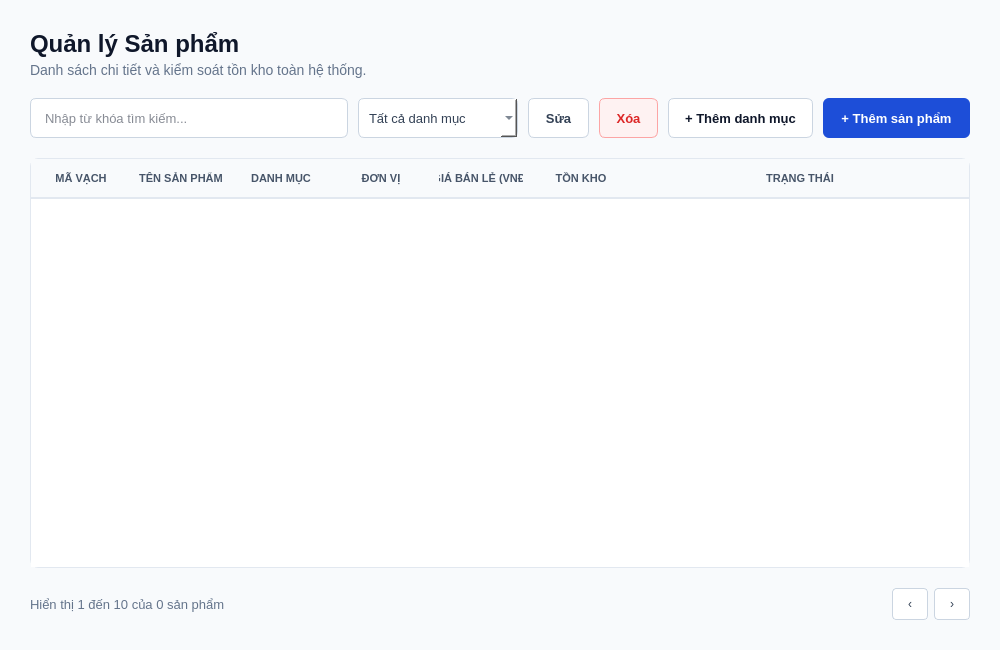
This is src/gui/tabs/products.ui in letrankhang/Supermarket_Manager as Qt 5 draws it before an edit. The edited form follows.
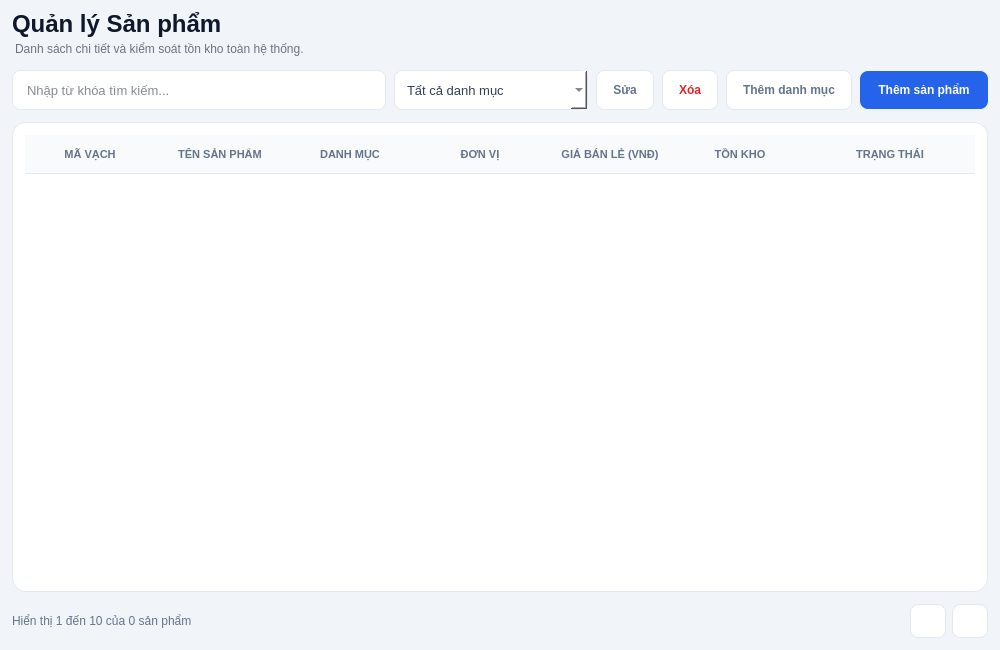
This is the edited form.

Commit message: feat: thêm chức năng product, import

What changed in the file:
```diff
--- a/src/gui/tabs/products.ui
+++ b/src/gui/tabs/products.ui
@@ -11,33 +11,337 @@
    </rect>
   </property>
   <property name="styleSheet">
-   <string notr="true">background-color: #f8fafc;</string>
+   <string notr="true">
+QWidget#SanPhamTab {
+    background-color: #f1f5f9;
+    color: #0f172a;
+    font-family: &quot;Segoe UI&quot;, Arial, sans-serif;
+}
+QLabel {
+    background-color: transparent;
+    border: none;
+    color: #0f172a;
+}
+
+QLabel#lblTitle {
+    color: #0f172a;
+    padding: 0px;
+    margin: 0px;
+}
+QLabel#lblSubtitle {
+    color: #6b7280;
+    font-size: 12px;
+    font-weight: normal;
+    margin-top: 4px;
+}
+
+QFrame#frameHeader,
+QFrame#frameToolbar,
+QFrame#framePagination {
+    background-color: transparent;
+    border: none;
+}
+
+QLineEdit#edtSearch {
+    background-color: #ffffff;
+    border: 1px solid #e2e8f0;
+    border-radius: 8px;
+    padding: 0px 12px;
+    min-height: 38px;
+    font-size: 13px;
+    color: #0f172a;
+}
+QLineEdit#edtSearch:focus {
+    border: 1px solid #1d4ed8;
+}
+QComboBox#cbDanhMuc {
+    background-color: #ffffff;
+    border: 1px solid #e2e8f0;
+    border-radius: 8px;
+    padding: 0px 12px;
+    min-width: 150px;
+    min-height: 38px;
+    font-size: 13px;
+    color: #334155;
+}
+QComboBox#cbDanhMuc:hover {
+    border: 1px solid #1d4ed8;
+    color: #1d4ed8;
+}
+QComboBox#cbDanhMuc QAbstractItemView {
+    background-color: #ffffff;
+    border: 1px solid #e2e8f0;
+    border-radius: 8px;
+    padding: 4px;
+    outline: none;
+    selection-background-color: #eff6ff;
+    selection-color: #1d4ed8;
+}
+
+QPushButton#btnsua,
+QPushButton#btnThemdm {
+    background-color: #ffffff;
+    color: #64748b;
+    border: 1px solid #e2e8f0;
+    border-radius: 8px;
+    padding: 0px 16px;
+    min-height: 38px;
+    font-size: 12px;
+    font-weight: bold;
+}
+QPushButton#btnsua:hover,
+QPushButton#btnThemdm:hover {
+    background-color: #eff6ff;
+    color: #1d4ed8;
+    border: 1px solid #1d4ed8;
+}
+
+QPushButton#btnXoa {
+    background-color: #ffffff;
+    color: #dc2626;
+    border: 1px solid #e2e8f0;
+    border-radius: 8px;
+    padding: 0px 16px;
+    min-height: 38px;
+    font-size: 12px;
+    font-weight: bold;
+}
+QPushButton#btnXoa:hover {
+    background-color: #fef2f2;
+    border: 1px solid #dc2626;
+}
+
+QPushButton#btnThem {
+    background-color: #2563eb;
+    color: #ffffff;
+    border: none;
+    border-radius: 8px;
+    padding: 0px 18px;
+    min-height: 38px;
+    font-size: 12px;
+    font-weight: 700;
+}
+QPushButton#btnThem:hover {
+    background-color: #1d4ed8;
+}
+QPushButton#btnThem:pressed {
+    background-color: #1e40af;
+}
+
+QFrame#frameTable {
+    background-color: #ffffff;
+    border: 1px solid #e2e8f0;
+    border-radius: 14px;
+}
+QTableWidget#tableSanPham {
+    background-color: transparent;
+    border: none;
+    gridline-color: #f1f5f9;
+    font-size: 13px;
+    color: #334155;
+    outline: none;
+}
+QTableWidget#tableSanPham::item {
+    padding: 8px;
+    border-bottom: 1px solid #f1f5f9;
+}
+QTableWidget#tableSanPham::item:selected {
+    background-color: #eff6ff;
+    color: #1d4ed8;
+}
+QHeaderView::section {
+    background-color: #f8fafc;
+    color: #64748b;
+    font-size: 11px;
+    font-weight: 700;
+    padding: 10px 8px;
+    border: none;
+    border-bottom: 1px solid #e2e8f0;
+}
+QTableCornerButton::section {
+    background-color: #f8fafc;
+    border: none;
+}
+
+QLabel[class=&quot;badgeSuccess&quot;] {
+    background-color: #dbeafe;
+    color: #1d4ed8;
+    border-radius: 6px;
+    padding: 3px 10px;
+    font-size: 11px;
+    font-weight: 700;
+}
+QLabel[class=&quot;badgeWarning&quot;] {
+    background-color: #ffedd5;
+    color: #ea580c;
+    border-radius: 6px;
+    padding: 3px 10px;
+    font-size: 11px;
+    font-weight: 700;
+}
+QLabel[class=&quot;badgeDanger&quot;] {
+    background-color: #fee2e2;
+    color: #dc2626;
+    border-radius: 6px;
+    padding: 3px 10px;
+    font-size: 11px;
+    font-weight: 700;
+}
+
+QLabel#lblPage {
+    color: #64748b;
+    font-size: 12px;
+}
+QPushButton#btnPrev,
+QPushButton#btnNext {
+    background-color: #ffffff;
+    color: #334155;
+    border: 1px solid #e2e8f0;
+    border-radius: 8px;
+    min-width: 34px;
+    max-width: 34px;
+    min-height: 32px;
+    max-height: 32px;
+    font-size: 14px;
+    font-weight: bold;
+}
+QPushButton#btnPrev:hover,
+QPushButton#btnNext:hover {
+    background-color: #eff6ff;
+    border: 1px solid #1d4ed8;
+    color: #1d4ed8;
+}
+QPushButton#btnPrev:disabled,
+QPushButton#btnNext:disabled {
+    background-color: #f8fafc;
+    border: 1px solid #e2e8f0;
+    color: #cbd5e1;
+}
+
+QPushButton#PageNumberButton {
+    background-color: #ffffff;
+    color: #334155;
+    border: 1px solid #e2e8f0;
+    border-radius: 8px;
+    min-width: 32px;
+    max-width: 32px;
+    min-height: 32px;
+    max-height: 32px;
+    font-size: 12px;
+    font-weight: bold;
+}
+QPushButton#PageNumberButton:hover {
+    background-color: #eff6ff;
+    border: 1px solid #1d4ed8;
+    color: #1d4ed8;
+}
+QPushButton#PageNumberButton:checked {
+    background-color: #1d4ed8;
+    border: 1px solid #1d4ed8;
+    color: #ffffff;
+}
+QPushButton#PageNumberButton:disabled {
+    background-color: transparent;
+    border: none;
+    color: #94a3b8;
+}
+
+QScrollBar:vertical {
+    background-color: transparent;
+    width: 10px;
+    margin: 0px;
+    border: none;
+}
+QScrollBar::handle:vertical {
+    background-color: #cbd5e1;
+    min-height: 35px;
+    border-radius: 5px;
+}
+QScrollBar::handle:vertical:hover {
+    background-color: #94a3b8;
+}
+QScrollBar::handle:vertical:pressed {
+    background-color: #64748b;
+}
+QScrollBar::add-line:vertical,
+QScrollBar::sub-line:vertical {
+    height: 0px;
+    width: 0px;
+    background: transparent;
+    border: none;
+}
+QScrollBar::up-arrow:vertical,
+QScrollBar::down-arrow:vertical {
+    width: 0px;
+    height: 0px;
+    background: transparent;
+    border: none;
+}
+QScrollBar::add-page:vertical,
+QScrollBar::sub-page:vertical {
+    background: transparent;
+}
+QScrollBar:horizontal {
+    background-color: transparent;
+    height: 10px;
+    margin: 0px;
+    border: none;
+}
+QScrollBar::handle:horizontal {
+    background-color: #cbd5e1;
+    min-width: 35px;
+    border-radius: 5px;
+}
+QScrollBar::handle:horizontal:hover {
+    background-color: #94a3b8;
+}
+QScrollBar::handle:horizontal:pressed {
+    background-color: #64748b;
+}
+QScrollBar::add-line:horizontal,
+QScrollBar::sub-line:horizontal {
+    width: 0px;
+    height: 0px;
+    background: transparent;
+    border: none;
+}
+QScrollBar::left-arrow:horizontal,
+QScrollBar::right-arrow:horizontal {
+    width: 0px;
+    height: 0px;
+    background: transparent;
+    border: none;
+}
+QScrollBar::add-page:horizontal,
+QScrollBar::sub-page:horizontal {
+    background: transparent;
+}</string>
   </property>
   <layout class="QVBoxLayout" name="verticalLayout">
    <property name="spacing">
-    <number>20</number>
+    <number>12</number>
    </property>
    <property name="leftMargin">
-    <number>30</number>
+    <number>12</number>
    </property>
    <property name="topMargin">
-    <number>30</number>
+    <number>10</number>
    </property>
    <property name="rightMargin">
-    <number>30</number>
+    <number>12</number>
    </property>
    <property name="bottomMargin">
-    <number>30</number>
+    <number>12</number>
    </property>
    <item>
     <!-- HEADER TITLE SECTION -->
     <widget class="QFrame" name="frameHeader">
-     <property name="styleSheet">
-      <string notr="true">border: none;</string>
+     <property name="frameShape">
+      <enum>QFrame::Shape::NoFrame</enum>
      </property>
      <layout class="QVBoxLayout" name="verticalLayout_2">
       <property name="spacing">
-       <number>4</number>
+       <number>0</number>
       </property>
       <property name="leftMargin">
        <number>0</number>
@@ -49,12 +353,15 @@
        <number>0</number>
       </property>
       <property name="bottomMargin">
-       <number>0</number>
+       <number>2</number>
       </property>
       <item>
        <widget class="QLabel" name="lblTitle">
-        <property name="styleSheet">
-         <string notr="true">font-size: 24px; font-weight: bold; color: #0f172a;</string>
+        <property name="font">
+         <font>
+          <pointsize>18</pointsize>
+          <bold>true</bold>
+         </font>
         </property>
         <property name="text">
          <string>Quản lý Sản phẩm</string>
@@ -63,9 +370,6 @@
       </item>
       <item>
        <widget class="QLabel" name="lblSubtitle">
-        <property name="styleSheet">
-         <string notr="true">color: #64748b; font-size: 14px;</string>
-        </property>
         <property name="text">
          <string>Danh sách chi tiết và kiểm soát tồn kho toàn hệ thống.</string>
         </property>
@@ -77,12 +381,12 @@
    <item>
     <!-- TOOLBAR SECTION -->
     <widget class="QFrame" name="frameToolbar">
-     <property name="styleSheet">
-      <string notr="true">border: none;</string>
+     <property name="frameShape">
+      <enum>QFrame::Shape::NoFrame</enum>
      </property>
      <layout class="QHBoxLayout" name="horizontalLayout_3">
       <property name="spacing">
-       <number>10</number>
+       <number>8</number>
       </property>
       <property name="leftMargin">
        <number>0</number>
@@ -98,32 +402,18 @@
       </property>
       <item>
        <widget class="QLineEdit" name="edtSearch">
-        <property name="minimumSize">
-         <size>
-          <width>0</width>
-          <height>40</height>
-         </size>
-        </property>
-        <property name="styleSheet">
-         <string notr="true">QLineEdit { border: 1px solid #cbd5e1; border-radius: 6px; padding: 0 12px; background: #ffffff; color: #0f172a; font-size: 13px; }
-QLineEdit:focus { border: 1px solid #1d4ed8; }</string>
-        </property>
         <property name="placeholderText">
          <string>Nhập từ khóa tìm kiếm...</string>
         </property>
+        <property name="clearButtonEnabled">
+         <bool>true</bool>
+        </property>
        </widget>
       </item>
       <item>
        <widget class="QComboBox" name="cbDanhMuc">
-        <property name="minimumSize">
-         <size>
-          <width>160</width>
-          <height>40</height>
-         </size>
-        </property>
-        <property name="styleSheet">
-         <string notr="true">QComboBox { border: 1px solid #cbd5e1; border-radius: 6px; padding: 0 10px; background: #ffffff; color: #334155; font-size: 13px; }
-QComboBox:hover { border-color: #94a3b8; }</string>
+        <property name="cursor">
+         <cursorShape>PointingHandCursor</cursorShape>
         </property>
         <item>
          <property name="text">
@@ -134,19 +424,9 @@
       </item>
       <item>
        <widget class="QPushButton" name="btnsua">
-        <property name="minimumSize">
-         <size>
-          <width>0</width>
-          <height>40</height>
-         </size>
-        </property>
         <property name="cursor">
          <cursorShape>PointingHandCursor</cursorShape>
         </property>
-        <property name="styleSheet">
-         <string notr="true">QPushButton { background-color: #ffffff; border: 1px solid #cbd5e1; color: #334155; border-radius: 6px; padding: 0 16px; font-weight: 600; font-size: 13px; }
-QPushButton:hover { background-color: #f8fafc; border-color: #94a3b8; color: #0f172a; }</string>
-        </property>
         <property name="text">
          <string>Sửa</string>
         </property>
@@ -154,19 +434,9 @@
       </item>
       <item>
        <widget class="QPushButton" name="btnXoa">
-        <property name="minimumSize">
-         <size>
-          <width>0</width>
-          <height>40</height>
-         </size>
-        </property>
         <property name="cursor">
          <cursorShape>PointingHandCursor</cursorShape>
         </property>
-        <property name="styleSheet">
-         <string notr="true">QPushButton { background-color: #fef2f2; border: 1px solid #fca5a5; color: #dc2626; border-radius: 6px; padding: 0 16px; font-weight: 600; font-size: 13px; }
-QPushButton:hover { background-color: #fee2e2; border-color: #f87171; }</string>
-        </property>
         <property name="text">
          <string>Xóa</string>
         </property>
@@ -174,41 +444,33 @@
       </item>
       <item>
        <widget class="QPushButton" name="btnThemdm">
-        <property name="minimumSize">
-         <size>
-          <width>0</width>
-          <height>40</height>
-         </size>
-        </property>
         <property name="cursor">
          <cursorShape>PointingHandCursor</cursorShape>
         </property>
-        <property name="styleSheet">
-         <string notr="true">QPushButton { background-color: #ffffff; border: 1px solid #cbd5e1; color: #0f172a; border-radius: 6px; padding: 0 16px; font-weight: 600; font-size: 13px; }
-QPushButton:hover { background-color: #f8fafc; border-color: #94a3b8; }</string>
-        </property>
         <property name="text">
-         <string>+ Thêm danh mục</string>
+         <string>Thêm danh mục</string>
+        </property>
+        <property name="iconName" stdset="0">
+         <string>fa5s.folder-plus</string>
+        </property>
+        <property name="iconColor" stdset="0">
+         <string>#64748b</string>
         </property>
        </widget>
       </item>
       <item>
        <widget class="QPushButton" name="btnThem">
-        <property name="minimumSize">
-         <size>
-          <width>0</width>
-          <height>40</height>
-         </size>
-        </property>
         <property name="cursor">
          <cursorShape>PointingHandCursor</cursorShape>
         </property>
-        <property name="styleSheet">
-         <string notr="true">QPushButton { background-color: #1d4ed8; color: #ffffff; border: none; border-radius: 6px; padding: 0 18px; font-weight: bold; font-size: 13px; }
-QPushButton:hover { background-color: #1e40af; }</string>
-        </property>
         <property name="text">
-         <string>+ Thêm sản phẩm</string>
+         <string>Thêm sản phẩm</string>
+        </property>
+        <property name="iconName" stdset="0">
+         <string>fa5s.plus</string>
+        </property>
+        <property name="iconColor" stdset="0">
+         <string>#ffffff</string>
         </property>
        </widget>
       </item>
@@ -218,35 +480,32 @@
    <item>
     <!-- TABLE SECTION -->
     <widget class="QFrame" name="frameTable">
-     <property name="styleSheet">
-      <string notr="true">#frameTable { background: #ffffff; border-radius: 8px; border: 1px solid #e2e8f0; }</string>
+     <property name="frameShape">
+      <enum>QFrame::Shape::NoFrame</enum>
      </property>
      <layout class="QHBoxLayout" name="horizontalLayout_2">
+      <property name="spacing">
+       <number>0</number>
+      </property>
       <property name="leftMargin">
-       <number>0</number>
+       <number>12</number>
       </property>
       <property name="topMargin">
-       <number>0</number>
+       <number>12</number>
       </property>
       <property name="rightMargin">
-       <number>0</number>
+       <number>12</number>
       </property>
       <property name="bottomMargin">
-       <number>0</number>
+       <number>12</number>
       </property>
       <item>
        <widget class="QTableWidget" name="tableSanPham">
-        <property name="styleSheet">
-         <string notr="true">QTableWidget { background-color: #ffffff; gridline-color: #f1f5f9; border: none; font-size: 13px; color: #334155; }
-QTableWidget::item { padding: 8px; border-bottom: 1px solid #f1f5f9; }
-QTableWidget::item:selected { background-color: #eff6ff; color: #1d4ed8; }
-QHeaderView::section { background-color: #f8fafc; color: #475569; font-weight: 700; font-size: 11px; text-transform: uppercase; padding: 10px 8px; border: none; border-bottom: 2px solid #e2e8f0; }</string>
+        <property name="frameShape">
+         <enum>QFrame::Shape::NoFrame</enum>
         </property>
         <property name="editTriggers">
-         <set>QAbstractItemView::NoEditTriggers</set>
-        </property>
-        <property name="showGrid">
-         <bool>true</bool>
+         <set>QAbstractItemView::EditTrigger::NoEditTriggers</set>
         </property>
         <property name="alternatingRowColors">
          <bool>false</bool>
@@ -254,6 +513,18 @@
         <property name="selectionBehavior">
          <enum>QAbstractItemView::SelectRows</enum>
         </property>
+        <property name="showGrid">
+         <bool>false</bool>
+        </property>
+        <attribute name="horizontalHeaderMinimumSectionSize">
+         <number>90</number>
+        </attribute>
+        <attribute name="horizontalHeaderDefaultSectionSize">
+         <number>130</number>
+        </attribute>
+        <attribute name="horizontalHeaderHighlightSections">
+         <bool>false</bool>
+        </attribute>
         <attribute name="horizontalHeaderStretchLastSection">
          <bool>true</bool>
         </attribute>
@@ -306,10 +577,13 @@
    <item>
     <!-- PAGINATION FOOTER SECTION -->
     <widget class="QFrame" name="framePagination">
-     <property name="styleSheet">
-      <string notr="true">border: none;</string>
+     <property name="frameShape">
+      <enum>QFrame::Shape::NoFrame</enum>
      </property>
      <layout class="QHBoxLayout" name="horizontalLayout_4">
+      <property name="spacing">
+       <number>6</number>
+      </property>
       <property name="leftMargin">
        <number>0</number>
       </property>
@@ -324,9 +598,6 @@
       </property>
       <item>
        <widget class="QLabel" name="lblPage">
-        <property name="styleSheet">
-         <string notr="true">color: #64748b; font-size: 13px;</string>
-        </property>
         <property name="text">
          <string>Hiển thị 1 đến 10 của 0 sản phẩm</string>
         </property>
@@ -347,18 +618,20 @@
       </item>
       <item>
        <widget class="QPushButton" name="btnPrev">
-        <property name="minimumSize">
-         <size>
-          <width>36</width>
-          <height>32</height>
-         </size>
-        </property>
-        <property name="styleSheet">
-         <string notr="true">QPushButton { border: 1px solid #cbd5e1; background: white; border-radius: 4px; color: #334155; }
-QPushButton:hover { background: #f1f5f9; }</string>
+        <property name="cursor">
+         <cursorShape>PointingHandCursor</cursorShape>
         </property>
         <property name="text">
-         <string>‹</string>
+         <string/>
+        </property>
+        <property name="iconName" stdset="0">
+         <string>fa5s.chevron-left</string>
+        </property>
+        <property name="iconColor" stdset="0">
+         <string>#334155</string>
+        </property>
+        <property name="iconPx" stdset="0">
+         <number>12</number>
         </property>
        </widget>
       </item>
@@ -371,18 +644,20 @@
       </item>
       <item>
        <widget class="QPushButton" name="btnNext">
-        <property name="minimumSize">
-         <size>
-          <width>36</width>
-          <height>32</height>
-         </size>
-        </property>
-        <property name="styleSheet">
-         <string notr="true">QPushButton { border: 1px solid #cbd5e1; background: white; border-radius: 4px; color: #334155; }
-QPushButton:hover { background: #f1f5f9; }</string>
+        <property name="cursor">
+         <cursorShape>PointingHandCursor</cursorShape>
         </property>
         <property name="text">
-         <string>›</string>
+         <string/>
+        </property>
+        <property name="iconName" stdset="0">
+         <string>fa5s.chevron-right</string>
+        </property>
+        <property name="iconColor" stdset="0">
+         <string>#334155</string>
+        </property>
+        <property name="iconPx" stdset="0">
+         <number>12</number>
         </property>
        </widget>
       </item>
```
Left out of the diff: 28 changed lines with no effect on the pictures. The commit also changes 21 other files.
